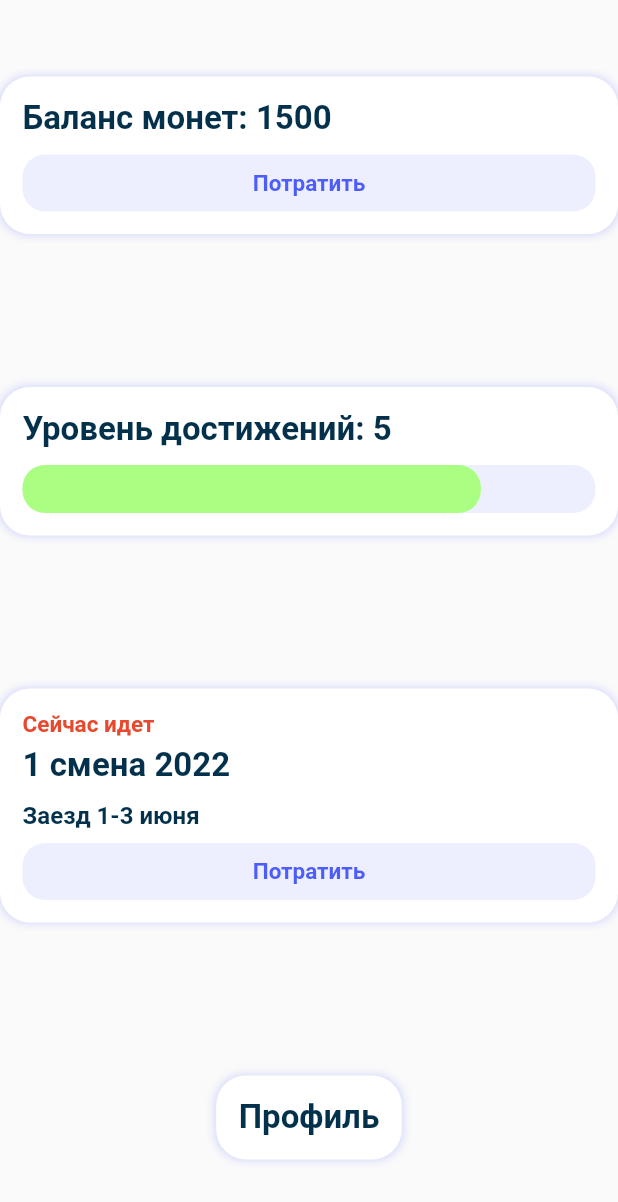
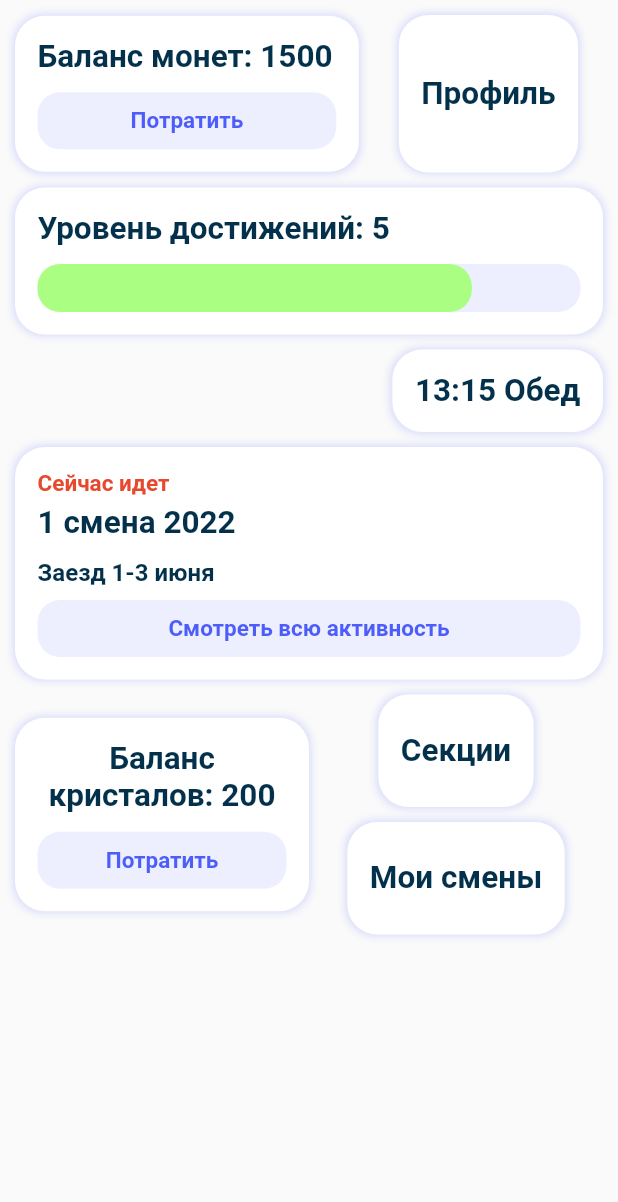
Before and after one commit to elijah-gichev/camp_app, a Flutter app: the screen it shows after launch, on a phone screen of 412 x 824 dp. Shown: the top 1202 px of the screen. Run offline on Flutter 3.47's test engine with Material 2 defaults, Android fonts, the phone set to English and light mode, and no system bars; our stand-ins replace bloc, concentric_transition, dio, flutter_bloc, flutter_screenutil, flutter_spinkit and 3 more; missing offline and left inert: qr_code_scanner; accounts and stored records are empty.

Commit message:
place all widgets

```diff
--- a/lib/kid/main/ui/kid_main_page.dart
+++ b/lib/kid/main/ui/kid_main_page.dart
@@ -1,27 +1,92 @@
 import 'package:camp_app/kid/widgets/kid_card.dart';
 import 'package:camp_app/kid/widgets/kid_card_active_status.dart';
 import 'package:flutter/material.dart';
+import 'package:flutter_staggered_grid_view/flutter_staggered_grid_view.dart';
 
 import '../../widgets/kid_card_button.dart';
 import '../../widgets/lid_card_progress_bar.dart';
 
 class KidMainPage extends StatelessWidget {
-  const KidMainPage({Key? key}) : super(key: key);
+  KidMainPage({Key? key}) : super(key: key);
 
-  @override
-  Widget build(BuildContext context) {
-    return Scaffold(
-      body: Center(
+  Widget navbar() {
+    return Row(
+      children: [
+        Expanded(
+          child: KidCard(
+            title: "Баланс кристалов: 200",
+            onTap: () {},
+            action: const KidCardButton(
+              title: "Потратить",
+            ),
+          ),
+        ),
+        Expanded(
           child: Column(
-          mainAxisAlignment: MainAxisAlignment.spaceAround,
             children: [
               KidCard(
+                edgeInsets: EdgeInsets.symmetric(
+                  horizontal: 15,
+                  vertical: 25,
+                ),
+                title: "Секции",
+                onTap: () {},
+              ),
+              SizedBox(
+                height: 10,
+              ),
+              KidCard(
+                edgeInsets: EdgeInsets.symmetric(
+                  horizontal: 15,
+                  vertical: 25,
+                ),
+                title: "Мои смены",
+                onTap: () {},
+              ),
+            ],
+          ),
+        ),
+      ],
+    );
+  }
+
+  Widget balanceAndProfile() {
+    return Row(
+      children: [
+        Expanded(
+          flex: 3,
+          child: KidCard(
             title: "Баланс монет: 1500",
             onTap: () {},
             action: const KidCardButton(
               title: "Потратить",
             ),
           ),
+        ),
+        SizedBox(
+          width: 10,
+        ),
+        Expanded(
+          flex: 2,
+          child: Center(
+            child: KidCard(
+              edgeInsets: EdgeInsets.symmetric(
+                horizontal: 15,
+                vertical: 40,
+              ),
+              title: "Профиль",
+              onTap: () {},
+            ),
+          ),
+        ),
+      ],
+    );
+  }
+
+  @override
+  Widget build(BuildContext context) {
+    var children2 = [
+      balanceAndProfile(),
       KidCard(
         title: "Уровень достижений: 5",
         onTap: () {},
@@ -30,7 +95,17 @@ class KidMainPage extends StatelessWidget {
           total: 5,
         ),
       ),
-            KidCard(
+      Align(
+        alignment: Alignment.centerRight,
+        child: KidCard(
+          title: "13:15 Обед",
+          onTap: () {},
+        ),
+      ),
+      Row(
+        children: [
+          Expanded(
+            child: KidCard(
               title: "1 смена 2022",
               status: const KidCardActiveStatus(
                 activeStatus: ActiveStatus.active,
@@ -38,15 +113,43 @@ class KidMainPage extends StatelessWidget {
               subtitle: "Заезд 1-3 июня",
               onTap: () {},
               action: const KidCardButton(
-                title: "Потратить",
+                title: "Смотреть всю активность",
               ),
             ),
-            KidCard(
-              title: "Профиль",
-              onTap: () {},
           ),
         ],
       ),
+      navbar(),
+    ];
+    return SafeArea(
+      child: Scaffold(
+        body: SingleChildScrollView(
+          child: Padding(
+            padding: EdgeInsets.only(bottom: 10),
+            child: Column(
+              children: children2
+                  .map(
+                    (e) => Padding(
+                      padding: EdgeInsets.only(left: 10, top: 10, right: 10),
+                      child: e,
+                    ),
+                  )
+                  .toList(),
+            ),
+          ),
+        ),
+        // body: ListView.separated(
+        //   padding: EdgeInsets.only(
+        //     top: 30,
+        //     bottom: 10,
+        //     left: 10,
+        //   ),
+        //   itemBuilder: (_, index) => Container(child: children2[index]),
+        //   separatorBuilder: (_, __) => const SizedBox(
+        //     height: 10,
+        //   ),
+        //   itemCount: children2.length,
+        // ),
       ),
     );
   }
--- a/lib/kid/widgets/kid_card.dart
+++ b/lib/kid/widgets/kid_card.dart
@@ -6,6 +6,7 @@ class KidCard extends StatelessWidget {
   final Widget? status;
   final VoidCallback onTap;
   final Widget? action;
+  final double? width;
   final EdgeInsets? edgeInsets;
 
   const KidCard({
@@ -13,6 +14,7 @@ class KidCard extends StatelessWidget {
     required this.title,
     required this.onTap,
     this.status,
+    this.width,
     this.subtitle,
     this.edgeInsets,
     this.action,
@@ -21,9 +23,12 @@ class KidCard extends StatelessWidget {
   @override
   Widget build(BuildContext context) {
     final bottomPaddingTitle = (action != null) ? 11 : 0;
-    return InkWell(
+    return IntrinsicWidth(
+      child: InkWell(
         onTap: onTap,
+        child: Center(
           child: Container(
+            width: width,
             padding: edgeInsets ?? const EdgeInsets.all(15),
             decoration: BoxDecoration(
               color: Colors.white,
@@ -56,7 +61,7 @@ class KidCard extends StatelessWidget {
                     textAlign: TextAlign.center,
                     style: const TextStyle(
                       fontWeight: FontWeight.w700,
-                  fontSize: 22,
+                      fontSize: 21,
                       color: Color(0xff03314B),
                     ),
                   ),
@@ -77,6 +82,8 @@ class KidCard extends StatelessWidget {
               ],
             ),
           ),
+        ),
+      ),
     );
   }
 }
--- a/lib/kid/widgets/kid_card_active_status.dart
+++ b/lib/kid/widgets/kid_card_active_status.dart
@@ -12,7 +12,7 @@ class KidCardActiveStatus extends StatelessWidget {
   Widget build(BuildContext context) {
     return Text(
       activeStatus == ActiveStatus.active ? "Сейчас идет" : "Воспоминания",
-      style: TextStyle(
+      style: const TextStyle(
         color: Color(0xffE6492D),
         fontSize: 15,
         fontWeight: FontWeight.w600,
--- a/lib/kid/widgets/kid_card_button.dart
+++ b/lib/kid/widgets/kid_card_button.dart
@@ -11,9 +11,7 @@ class KidCardButton extends StatelessWidget {
   @override
   Widget build(BuildContext context) {
     return Container(
-      constraints: BoxConstraints(
-        minWidth: MediaQuery.of(context).size.width,
-      ),
+      // width: MediaQuery.of(context).size.width,
       padding: const EdgeInsets.symmetric(
         vertical: 10,
       ),
--- a/pubspec.yaml
+++ b/pubspec.yaml
@@ -30,6 +30,7 @@ dependencies:
   flutter:
     sdk: flutter
   concentric_transition: ^1.0.1
+  flutter_staggered_grid_view: ^0.6.1
 
 
   # The following adds the Cupertino Icons font to your application.
```
Also changed, not shown: pubspec.lock. Lines whose indentation alone changed are shown as unchanged.
